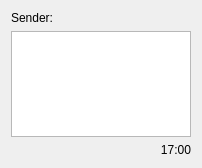
Above: client/static/ui/chatmessagewidget.ui from cpp-park-vk-education/2022_2_cash_map before the change. Below: the same form after it.
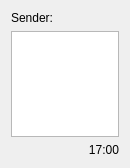
That is the form after the change.

```diff
--- a/client/static/ui/chatmessagewidget.ui
+++ b/client/static/ui/chatmessagewidget.ui
@@ -6,7 +6,7 @@
    <rect>
     <x>0</x>
     <y>0</y>
-    <width>202</width>
+    <width>130</width>
     <height>168</height>
    </rect>
   </property>
```
